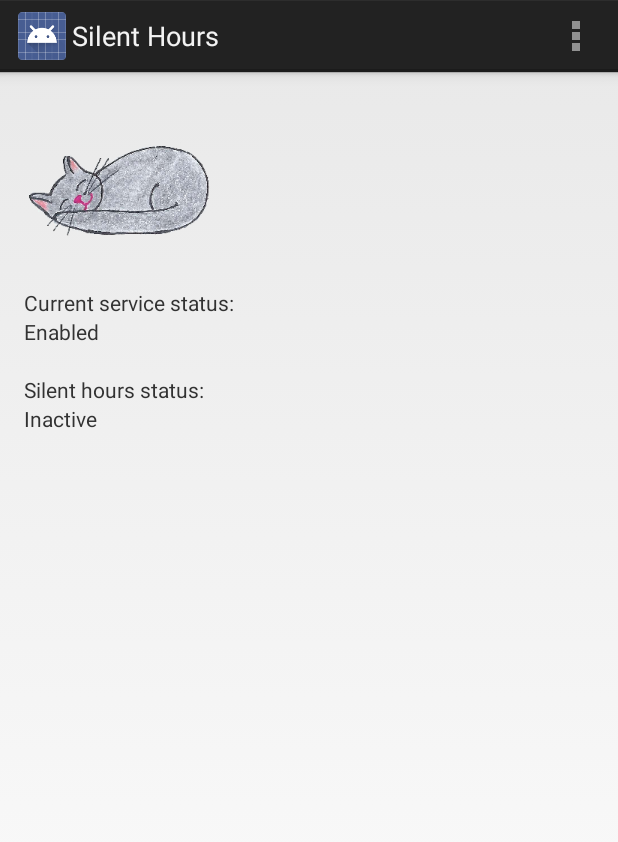
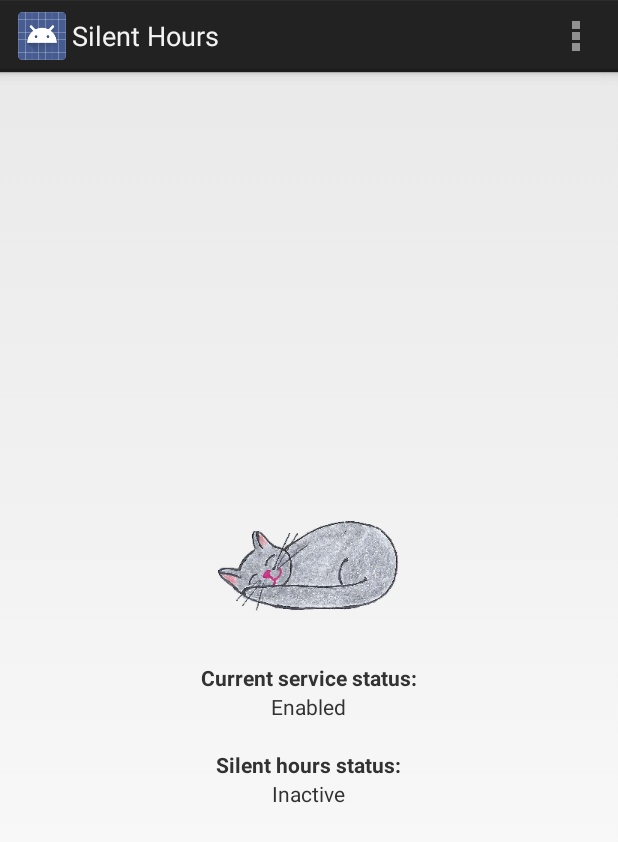
Before and after one commit to josteink/silenthours, an Android app: the screen it shows after launch (MainActivity), on a phone screen of 412 x 824 dp. Shown: the top 842 px of the screen. Run offline under Robolectric (Android 15) with nearby library versions, the phone set to English and light mode, and no system bars.

Commit message:
Improved UI styling.

```diff
--- a/SilentHours/src/main/res/layout/activity_main.xml
+++ b/SilentHours/src/main/res/layout/activity_main.xml
@@ -6,12 +6,14 @@
     android:paddingRight="@dimen/activity_horizontal_margin"
     android:paddingTop="@dimen/activity_vertical_margin"
     android:paddingBottom="@dimen/activity_vertical_margin"
-    tools:context=".MainActivity">
+    tools:context=".MainActivity"
+    android:gravity="center">
 
     <LinearLayout
         android:layout_width="wrap_content"
         android:layout_height="wrap_content"
-        android:orientation="vertical">
+        android:orientation="vertical"
+        android:gravity="center">
 
         <ImageView
             android:layout_width="128dp"
@@ -21,7 +23,8 @@
         <TextView
             android:layout_width="wrap_content"
             android:layout_height="wrap_content"
-            android:text="@string/current_service_status" />
+            android:text="@string/current_service_status"
+            android:textStyle="bold" />
 
         <TextView
             android:id="@+id/text_service_status"
@@ -37,7 +40,8 @@
         <TextView
             android:layout_width="wrap_content"
             android:layout_height="wrap_content"
-            android:text="@string/silent_hours_status" />
+            android:text="@string/silent_hours_status"
+            android:textStyle="bold" />
 
         <TextView
             android:id="@+id/text_silent_status"
```
